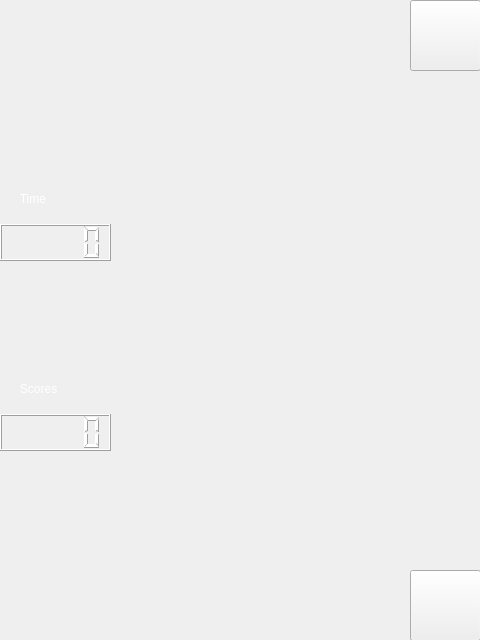
Qt form gamepad.ui (UI233/Crystal-and-Puzzle) before a commit.
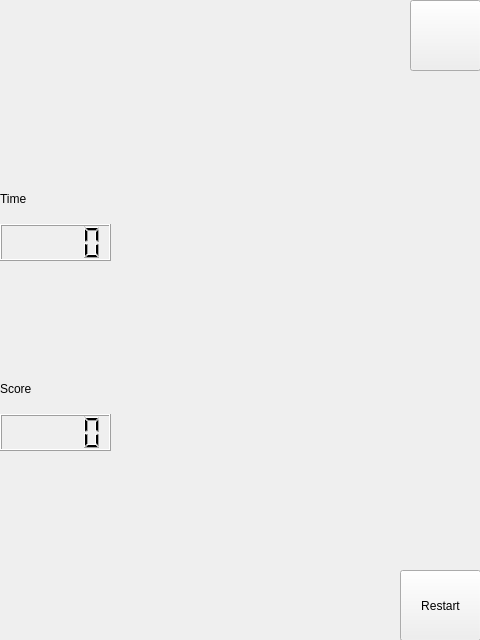
The same form after that commit. Icons and pictures are not drawn.

What changed in the file:
```diff
--- a/gamepad.ui
+++ b/gamepad.ui
@@ -19,9 +19,6 @@
   <property name="autoFillBackground">
    <bool>true</bool>
   </property>
-  <property name="styleSheet">
-   <string notr="true"/>
-  </property>
   <widget class="QPushButton" name="back">
    <property name="geometry">
     <rect>
@@ -50,39 +47,30 @@
    <layout class="QVBoxLayout" name="Score">
     <item>
      <widget class="QLabel" name="ScoreLable">
-      <property name="styleSheet">
-       <string notr="true">font: 12pt &quot;Bradley Hand ITC&quot;;
-color:rgb(255, 255, 255);
-</string>
+      <property name="cursor">
+       <cursorShape>CrossCursor</cursorShape>
       </property>
       <property name="text">
-       <string>      Scores</string>
+       <string>Score</string>
       </property>
      </widget>
     </item>
     <item>
-     <widget class="QLCDNumber" name="ScoreLCD">
-      <property name="styleSheet">
-       <string notr="true">color: rgb(255, 255, 255);</string>
-      </property>
-     </widget>
+     <widget class="QLCDNumber" name="ScoreLCD"/>
     </item>
    </layout>
   </widget>
   <widget class="QPushButton" name="restart">
    <property name="geometry">
     <rect>
-     <x>410</x>
+     <x>400</x>
      <y>570</y>
-     <width>71</width>
+     <width>81</width>
      <height>71</height>
     </rect>
    </property>
-   <property name="styleSheet">
-    <string notr="true">border-image: url(:/Resources/Resources/restart_button.bmp);</string>
-   </property>
    <property name="text">
-    <string/>
+    <string>Restart</string>
    </property>
   </widget>
   <widget class="QWidget" name="layoutWidget">
@@ -97,21 +85,13 @@
    <layout class="QVBoxLayout" name="Timer">
     <item>
      <widget class="QLabel" name="TimerLabel">
-      <property name="styleSheet">
-       <string notr="true">color:rgb(255, 255, 255);
-font: 12pt &quot;Bradley Hand ITC&quot;;</string>
-      </property>
       <property name="text">
-       <string>      Time</string>
+       <string>Time</string>
       </property>
      </widget>
     </item>
     <item>
-     <widget class="QLCDNumber" name="TimerLCD">
-      <property name="styleSheet">
-       <string notr="true">color: rgb(255, 255, 255);</string>
-      </property>
-     </widget>
+     <widget class="QLCDNumber" name="TimerLCD"/>
     </item>
    </layout>
   </widget>
```
Left out of the diff: 4 changed lines with no effect on the pictures.
